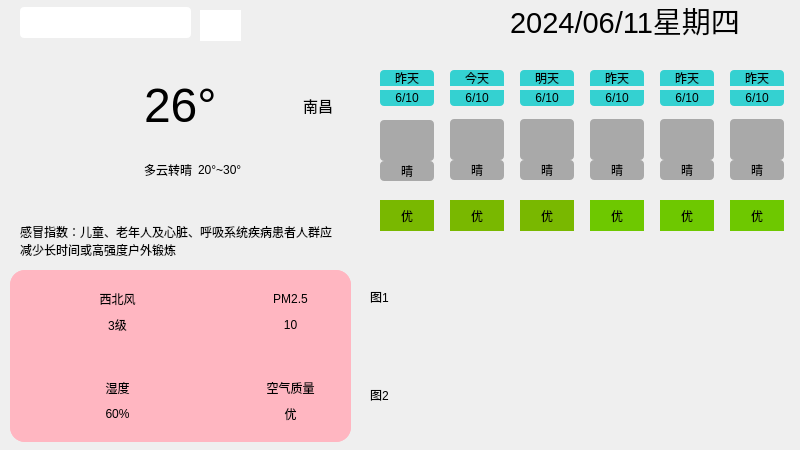
The window that widget.ui (dy-dx-dp/weather) describes before a commit, drawn with Qt 5.
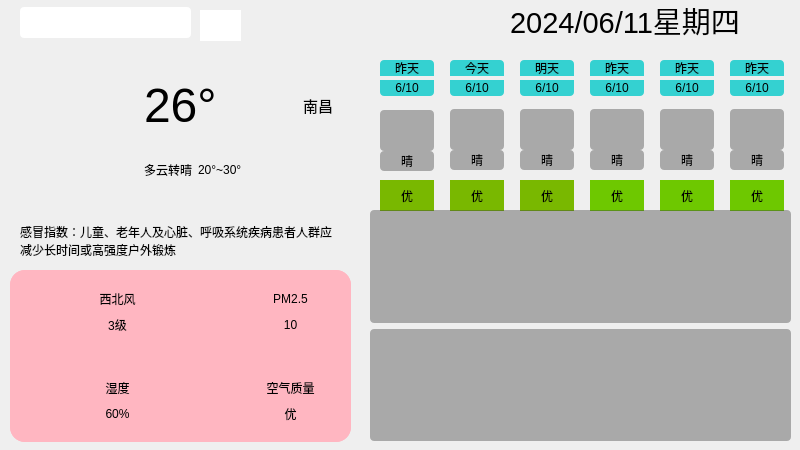
The same window after the commit. Icons and pictures are not drawn.

```diff
--- a/widget.ui
+++ b/widget.ui
@@ -425,7 +425,7 @@
    <property name="geometry">
     <rect>
      <x>370</x>
-     <y>60</y>
+     <y>50</y>
      <width>421</width>
      <height>51</height>
     </rect>
@@ -681,7 +681,7 @@
    <property name="geometry">
     <rect>
      <x>370</x>
-     <y>110</y>
+     <y>100</y>
      <width>421</width>
      <height>81</height>
     </rect>
@@ -925,7 +925,7 @@
    <property name="geometry">
     <rect>
      <x>370</x>
-     <y>180</y>
+     <y>160</y>
      <width>421</width>
      <height>61</height>
     </rect>
@@ -1052,23 +1052,29 @@
    <property name="geometry">
     <rect>
      <x>370</x>
-     <y>250</y>
+     <y>210</y>
      <width>421</width>
-     <height>191</height>
+     <height>231</height>
     </rect>
    </property>
+   <property name="styleSheet">
+    <string notr="true">QLabel {
+	background-color: rgba(60, 60, 60, 100);
+	border-radius: 4px;
+}</string>
+   </property>
    <layout class="QVBoxLayout" name="verticalLayout_7">
     <item>
      <widget class="QLabel" name="label_16">
       <property name="text">
-       <string>图1</string>
+       <string/>
       </property>
      </widget>
     </item>
     <item>
      <widget class="QLabel" name="label_17">
       <property name="text">
-       <string>图2</string>
+       <string/>
       </property>
      </widget>
     </item>
```
Left out of the diff: 4 changed lines with no effect on the pictures.
